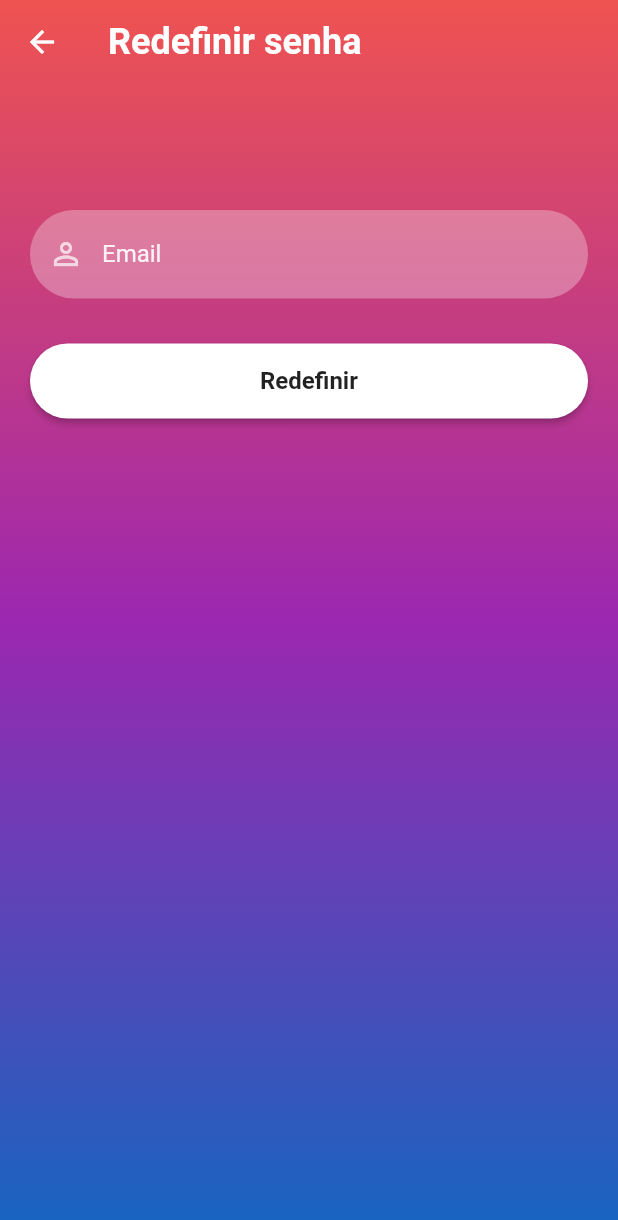
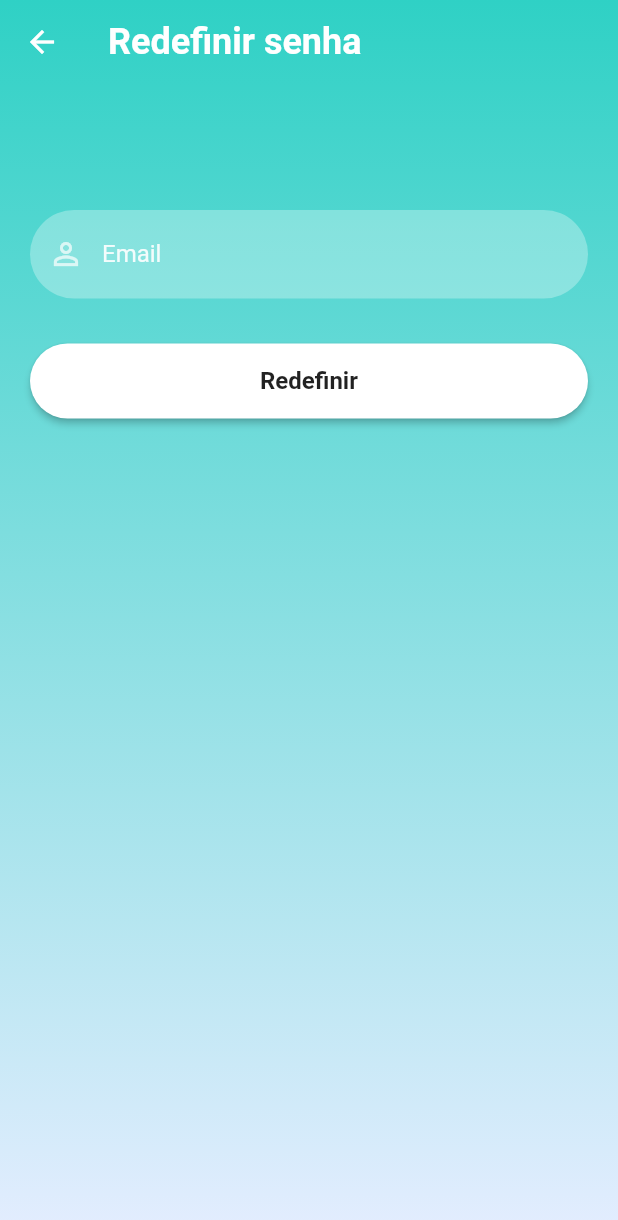
Before and after one commit to jpdants/Student-Aide, a Flutter app: the screen it shows after launch, after a tap on "Login", after a tap on "Forgot Password?", on a phone screen of 412 x 824 dp. Shown: the top 1220 px of the screen. Run offline on Flutter 3.47's test engine with Material 2 defaults, Android fonts, the phone set to English and light mode, and no system bars; our stand-ins replace firebase_auth, firebase_core; accounts and stored records are empty; network calls fail.

Commit message:
feat: layout da tela de login está customizado

```diff
--- a/trabalho_final_prog_moveis/lib/components/teste_field_password.dart
+++ b/trabalho_final_prog_moveis/lib/components/teste_field_password.dart
@@ -29,3 +29,12 @@ TextField reusableTextField(String text, IconData? icon, bool isPasswordType,
         : TextInputType.emailAddress,
   );
 }
+Image logo(String logo) {
+  return Image.asset(
+    logo,
+    fit: BoxFit.fitWidth,
+    width: 125,
+    height: 125,
+
+  );
+}
--- /dev/null
+++ b/trabalho_final_prog_moveis/lib/constants/app_colors.dart
@@ -0,0 +1,8 @@
+import 'package:flutter/material.dart';
+
+// Cores do app
+class AppColors {
+  static const kPrimaryColor = Color.fromRGBO(47, 209, 197, 1);
+  static const kSecondaryColor = Color.fromRGBO(228, 237, 255, 1);
+  static const kTextStyle = Color.fromRGBO(0, 57, 76, 1);
+}
--- a/trabalho_final_prog_moveis/lib/view/esqueceu_senha.dart
+++ b/trabalho_final_prog_moveis/lib/view/esqueceu_senha.dart
@@ -2,6 +2,7 @@
 import 'package:firebase_auth/firebase_auth.dart';
 import 'package:flutter/material.dart';
 import 'package:trabalho_final_prog_moveis/components/teste_field_password.dart';
+import 'package:trabalho_final_prog_moveis/constants/app_colors.dart';
 import 'package:trabalho_final_prog_moveis/service/botao_firebase.dart';
 
 class ResetPassword extends StatefulWidget {
@@ -30,9 +31,8 @@ class _ResetPasswordState extends State<ResetPassword> {
           height: MediaQuery.of(context).size.height,
           decoration: BoxDecoration(
               gradient: LinearGradient(colors: [
-            Colors.red.shade400,
-            Colors.purple,
-            Colors.blue.shade800,
+            AppColors.kPrimaryColor,
+            AppColors.kSecondaryColor,
           ], begin: Alignment.topCenter, end: Alignment.bottomCenter)),
           child: SingleChildScrollView(
               child: Padding(
--- a/trabalho_final_prog_moveis/lib/view/login_view.dart
+++ b/trabalho_final_prog_moveis/lib/view/login_view.dart
@@ -1,8 +1,10 @@
 import 'package:firebase_auth/firebase_auth.dart';
 import 'package:flutter/material.dart';
+import 'package:trabalho_final_prog_moveis/constants/app_colors.dart';
 import 'package:trabalho_final_prog_moveis/view/registro_view.dart';
 import 'package:trabalho_final_prog_moveis/view/tela_branca.dart';
 
+import '../components/teste_field_password.dart';
 import 'esqueceu_senha.dart';
 
 class LoginPage extends StatefulWidget {
@@ -59,7 +61,8 @@ class _LoginPageState extends State<LoginPage> {
   Widget build(BuildContext context) {
     return Scaffold(
       appBar: AppBar(
-        title: Text('Login'),
+        backgroundColor: AppColors.kPrimaryColor,
+        title: Text('Realize seu login'),
       ),
       body: Padding(
         padding: EdgeInsets.all(16.0),
@@ -69,6 +72,10 @@ class _LoginPageState extends State<LoginPage> {
             crossAxisAlignment: CrossAxisAlignment.stretch,
             mainAxisAlignment: MainAxisAlignment.center,
             children: [
+              logo("lib/assets/img/logo.png"),
+              const SizedBox(
+                  height: 80,
+                ),
               TextFormField(
                 decoration: InputDecoration(
                   labelText: 'Email',
@@ -106,10 +113,24 @@ class _LoginPageState extends State<LoginPage> {
                 },
               ),
               SizedBox(height: 16.0),
+              // ElevatedButton(
+              //   onPressed: _submitForm,
+              //   child: Text('Login'),
+              // ),
               ElevatedButton(
                 onPressed: _submitForm,
-                child: Text('Login'),
+                child: Text(
+                  'Login',
+                  style: TextStyle(
+                    color: Colors.white,
+                    fontSize: 16.0,
+                  ),
+                ),
+                style: ButtonStyle(
+                  backgroundColor: MaterialStateProperty.all<Color>(AppColors.kPrimaryColor),
+                ),
               ),
+
               Row(
                 mainAxisAlignment: MainAxisAlignment.center,
                 children: [
--- a/trabalho_final_prog_moveis/lib/view/registro_view.dart
+++ b/trabalho_final_prog_moveis/lib/view/registro_view.dart
@@ -1,6 +1,7 @@
 import 'package:firebase_auth/firebase_auth.dart';
 import 'package:flutter/material.dart';
 import 'package:trabalho_final_prog_moveis/components/teste_field_password.dart';
+import 'package:trabalho_final_prog_moveis/constants/app_colors.dart';
 import 'package:trabalho_final_prog_moveis/service/botao_firebase.dart';
 import 'package:trabalho_final_prog_moveis/view/login_view.dart';
 
@@ -35,9 +36,8 @@ class _SignUpScreenState extends State<SignUpScreen> {
         decoration: BoxDecoration(
           gradient: LinearGradient(
             colors: [
-              Colors.red.shade400,
-              Colors.purple,
-              Colors.blue.shade800,
+            AppColors.kPrimaryColor,
+            AppColors.kSecondaryColor,
             ],
             begin: Alignment.topCenter,
             end: Alignment.bottomCenter,
--- a/trabalho_final_prog_moveis/pubspec.yaml
+++ b/trabalho_final_prog_moveis/pubspec.yaml
@@ -63,9 +63,8 @@ flutter:
   uses-material-design: true
 
   # To add assets to your application, add an assets section, like this:
-  # assets:
-  #   - images/a_dot_burr.jpeg
-  #   - images/a_dot_ham.jpeg
+  assets:
+    - lib/assets/img/logo.png
 
   # An image asset can refer to one or more resolution-specific "variants", see
   # https://flutter.dev/assets-and-images/#resolution-aware
```
Also changed, not shown: trabalho_final_prog_moveis/lib/assets/img/logo.png (added).
